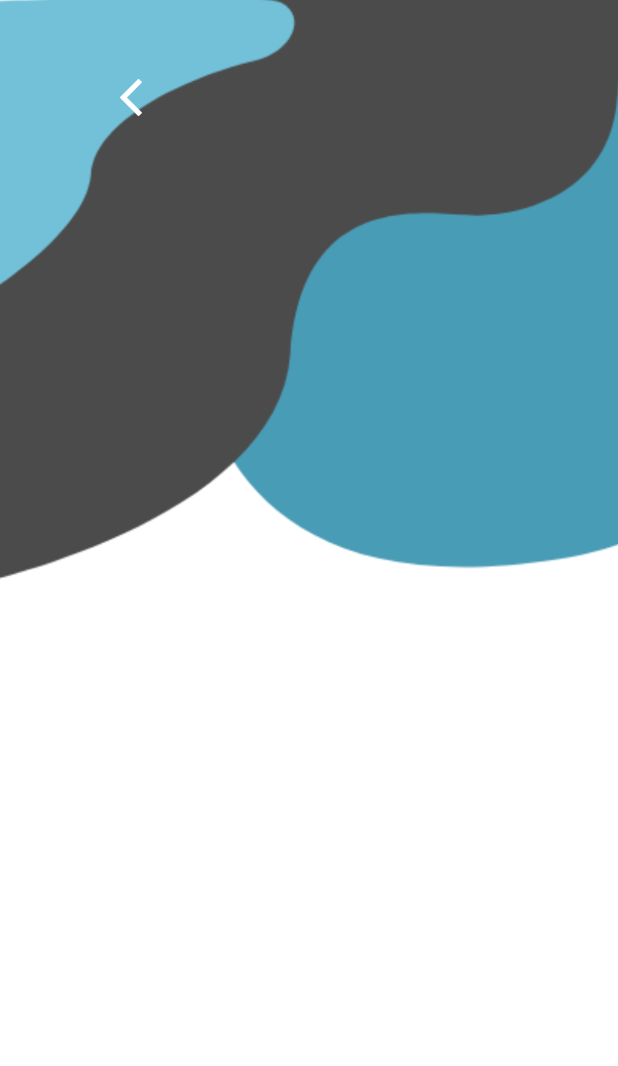
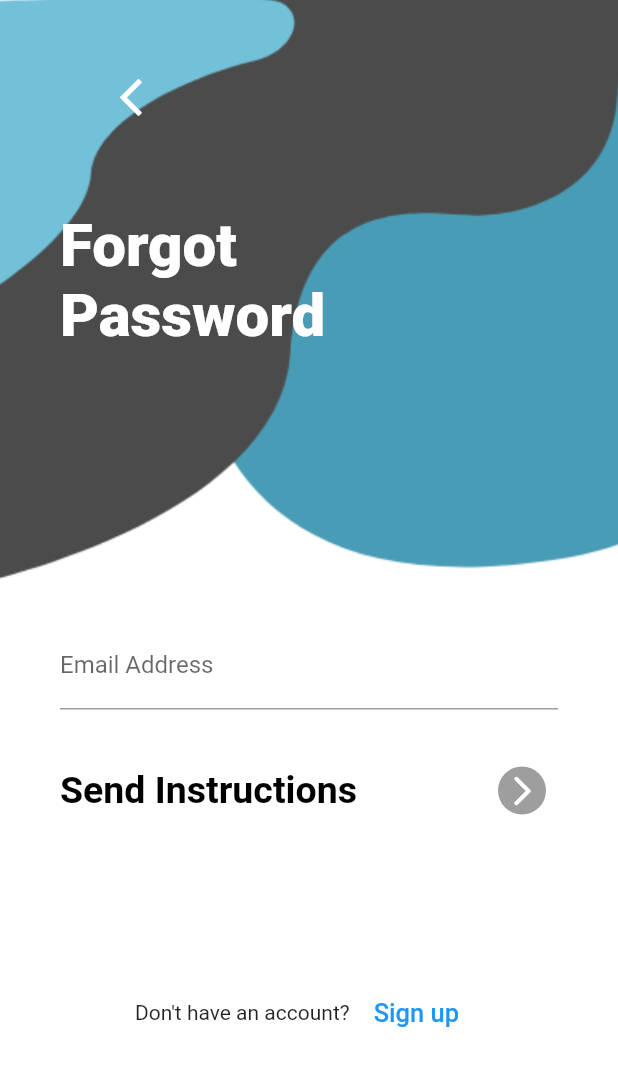
Before and after one commit to QonvexTech/qonvex_payroll, a Flutter app: the ForgotPassword screen opened directly, on a phone screen of 412 x 824 dp. Shown: the top 1066 px of the screen. Run offline on Flutter 3.47's test engine with Material 2 defaults, Android fonts, the light colour scheme and no system bars; missing offline and left inert: qr_code_scanner; accounts and stored records are empty.

Commit message:
forgot password

```diff
--- a/lib/forgot_password.dart
+++ b/lib/forgot_password.dart
@@ -1,6 +1,10 @@
+import 'dart:ui';
 import 'package:flutter/material.dart';
 import 'package:flutter/services.dart';
 import 'package:qonvex_payroll/Login_page.dart';
+import 'package:qonvex_payroll/landing_page.dart';
+import 'package:qonvex_payroll/register.dart';
+import 'package:qonvex_payroll/services/auth_service.dart';
 
 class ForgotPassword extends StatefulWidget {
   @override
@@ -8,20 +12,25 @@ class ForgotPassword extends StatefulWidget {
 }
 
 class _ForgotPasswordState extends State<ForgotPassword> {
+  final TextEditingController _emailController = new TextEditingController();
+  final TextEditingController _UserPasswordController =
+      new TextEditingController();
+  final AuthService _authService = AuthService();
+  bool _isLoading = false;
+
   @override
   Widget build(BuildContext context) {
     MediaQueryData deviceInfo = MediaQuery.of(context);
     print('size: ${deviceInfo.size}');
     print('padding: ${deviceInfo.padding}');
     SystemChrome.setEnabledSystemUIOverlays([]);
-    final Size size = MediaQuery
-        .of(context)
-        .size;
+    final Size size = MediaQuery.of(context).size;
     print(size.width);
     return GestureDetector(
-        onTap: () =>
-            FocusScope.of(context).unfocus()
-        , child: Scaffold(
+      onTap: () => FocusScope.of(context).unfocus(),
+      child: Stack(
+        children: [
+          Scaffold(
               extendBodyBehindAppBar: true,
               appBar: PreferredSize(
                 preferredSize: Size.fromHeight(100.0),
@@ -32,17 +41,19 @@ class _ForgotPasswordState extends State<ForgotPassword> {
                       automaticallyImplyLeading: false,
                       leading: IconButton(
                           icon: Icon(
-                      Icons.arrow_back_ios, size: 30, color: Colors.white,),
-                    onPressed: () => Navigator.of(context).push(MaterialPageRoute(
+                            Icons.arrow_back_ios,
+                            size: 30,
+                            color: Colors.white,
+                          ),
+                          onPressed: () => Navigator.of(context).push(
+                                MaterialPageRoute(
                                   builder: (context) => LoginPage(),
                                 ),
-    )
-    ),
+                              )),
                       leadingWidth: 190,
                       backgroundColor: Colors.transparent,
                       elevation: 0,
-              )
-            ),
+                    )),
               ),
               body: Container(
                   padding: const EdgeInsets.symmetric(horizontal: 40),
@@ -54,9 +65,108 @@ class _ForgotPasswordState extends State<ForgotPassword> {
                       image: AssetImage("assets/background.png"),
                       alignment: Alignment.topCenter,
                     ),
+                  ),
+                  child: ListView(children: [
+                    SizedBox(
+                      height: 40,
+                    ),
+                    Text('Forgot\nPassword',
+                        style: TextStyle(
+                            fontWeight: FontWeight.w900,
+                            fontSize: 40,
+                            color: Colors.white)),
+                    SizedBox(
+                      height: 180,
+                    ),
+                    Container(
+                      width: double.infinity,
+                      child: TextField(
+                        controller: _emailController,
+                        decoration: InputDecoration(labelText: 'Email Address'),
+                      ),
+                    ),
+                    SizedBox(
+                      height: 30,
+                    ),
+                    Container(
+                        child: Row(
+                            mainAxisAlignment: MainAxisAlignment.spaceBetween,
+                            children: [
+                          Text(
+                            'Send Instructions',
+                            style: TextStyle(
+                                color: Colors.black,
+                                fontSize: 25,
+                                fontWeight: FontWeight.bold),
+                          ),
+                          IconButton(
+                            icon: CircleAvatar(
+                              child: Icon(
+                                Icons.arrow_forward_ios_rounded,
+                                color: Colors.white,
+                              ),
+                              backgroundColor: Colors.grey,
+                            ),
+                            iconSize: 30,
+                            onPressed: () {
+                              setState(() {
+                                _isLoading = true;
+                              });
+                              _authService
+                                  .login(
+                                      email: _emailController.text,
+                                      password: _UserPasswordController.text)
+                                  .then((value) {
+                                if (value) {
+                                  Navigator.pushReplacement(
+                                      context,
+                                      MaterialPageRoute(
+                                          builder: (_) => Landing_Page()));
+                                }
+                              }).whenComplete(
+                                      () => setState(() => _isLoading = false));
+                            },
+                          ),
+                        ])),
+                    SizedBox(
+                      height: 90,
+                    ),
+                    Container(
+                      padding: const EdgeInsets.symmetric(vertical: 10),
+                      width: double.infinity,
+                      child: Row(
+                        children: <Widget>[
+                          Text(
+                            "Don't have an account?",
+                          ),
+                          FlatButton(
+                              textColor: Colors.blue,
+                              child: Text(
+                                'Sign up',
+                                style: TextStyle(fontSize: 17),
+                              ),
+                              onPressed: () =>
+                                  Navigator.of(context).push(MaterialPageRoute(
+                                    builder: (context) => Register(),
+                                  )))
+                        ],
+                        mainAxisAlignment: MainAxisAlignment.center,
+                      ),
                     )
+                  ]))),
+          _isLoading
+              ? Container(
+                  color: Colors.black54,
+                  child: BackdropFilter(
+                    filter: ImageFilter.blur(sigmaX: 4, sigmaY: 4),
+                    child: Center(
+                      child: CircularProgressIndicator(),
+                    ),
+                  ),
                 )
-        )
+              : Container()
+        ],
+      ),
     );
   }
 }
--- a/lib/main.dart
+++ b/lib/main.dart
@@ -25,7 +25,7 @@ class MyApp extends StatelessWidget {
       theme: ThemeData(
         primarySwatch: Colors.blue,
       ),
-      home: Register(),
+      home: ForgotPassword(),
     );
   }
 }
--- a/pubspec.yaml
+++ b/pubspec.yaml
@@ -28,6 +28,7 @@ dependencies:
   # Use with the CupertinoIcons class for iOS style icons.
   cupertino_icons: ^1.0.2
   http: ^0.13.3
+  fluttertoast: ^8.0.8
   qr_code_scanner: ^0.5.2
 dev_dependencies:
   flutter_test:
```
Also changed, not shown: lib/Login_page.dart (+24 -10 lines), lib/payroll.dart (+10 -12 lines), pubspec.lock. Lines whose indentation alone changed are shown as unchanged.
